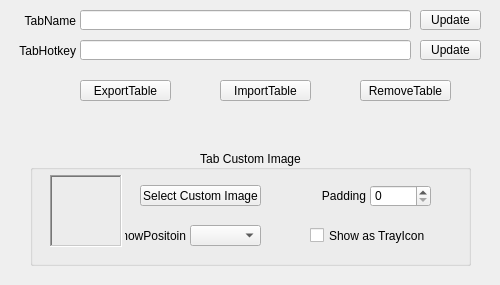
Zalafina/QKeyMapper, file QKeyMapper/qtablesetupdialog.ui: the form before one commit.
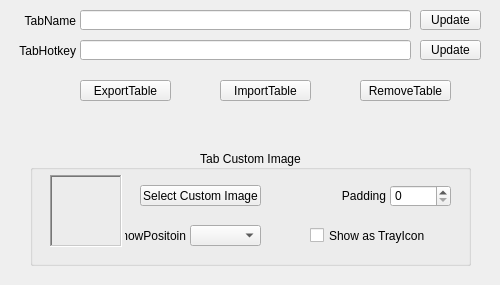
The form after the commit.

Diff of the .ui file:
```diff
--- a/QKeyMapper/qtablesetupdialog.ui
+++ b/QKeyMapper/qtablesetupdialog.ui
@@ -247,9 +247,9 @@
   <widget class="QLabel" name="customImagePaddingLabel">
    <property name="geometry">
     <rect>
-     <x>305</x>
+     <x>265</x>
      <y>185</y>
-     <width>61</width>
+     <width>121</width>
      <height>22</height>
     </rect>
    </property>
@@ -265,7 +265,7 @@
     <rect>
      <x>310</x>
      <y>225</y>
-     <width>131</width>
+     <width>161</width>
      <height>21</height>
     </rect>
    </property>
@@ -279,7 +279,7 @@
   <widget class="QSpinBox" name="customImagePaddingSpinBox">
    <property name="geometry">
     <rect>
-     <x>370</x>
+     <x>390</x>
      <y>185</y>
      <width>61</width>
      <height>22</height>
```
